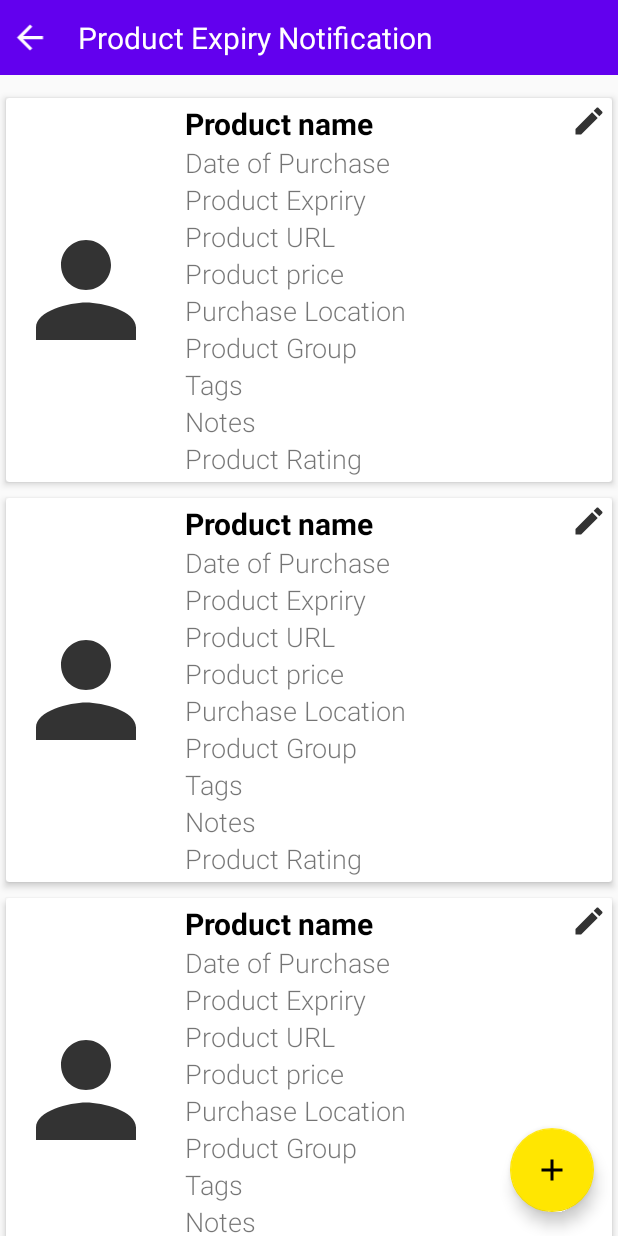
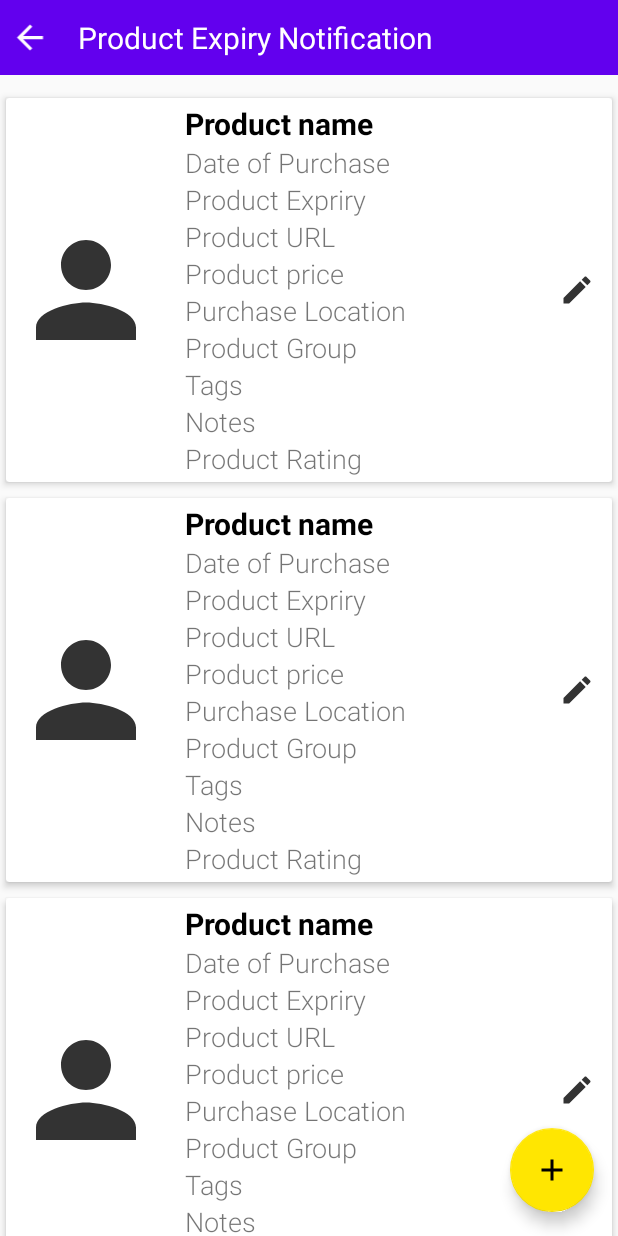
Before and after one commit to andrewhpaul/SelfCareWeek14, an Android app: the layout activity_notification.xml on its own in the app's theme, with its tools: preview values and no code run, on a phone screen of 412 x 824 dp. Run offline under Robolectric (Android 15) with nearby library versions, the phone set to English and light mode, and no system bars.

Commit message:
Update row.xml

```diff
--- a/app/src/main/res/layout/row.xml
+++ b/app/src/main/res/layout/row.xml
@@ -124,12 +124,13 @@
         </LinearLayout>
 
         <ImageButton
-            android:layout_width="wrap_content"
-            android:layout_height="wrap_content"
+            android:layout_width="40dp"
+            android:layout_height="40dp"
             android:id="@+id/editBtn"
             android:src="@drawable/ic_action_edit"
             android:background="@null"
-            android:layout_alignParentRight="true"
+            android:layout_centerInParent="true"
+            android:layout_alignParentRight="false"
             android:layout_alignParentEnd="true" />
 
     </RelativeLayout>
```
